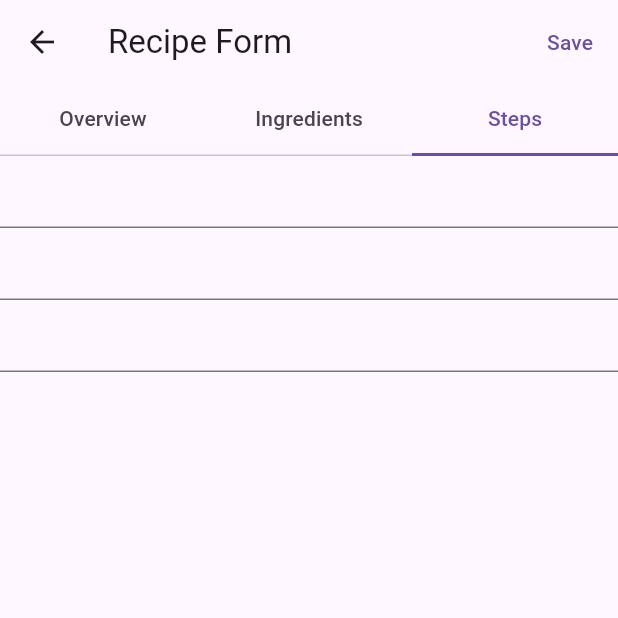
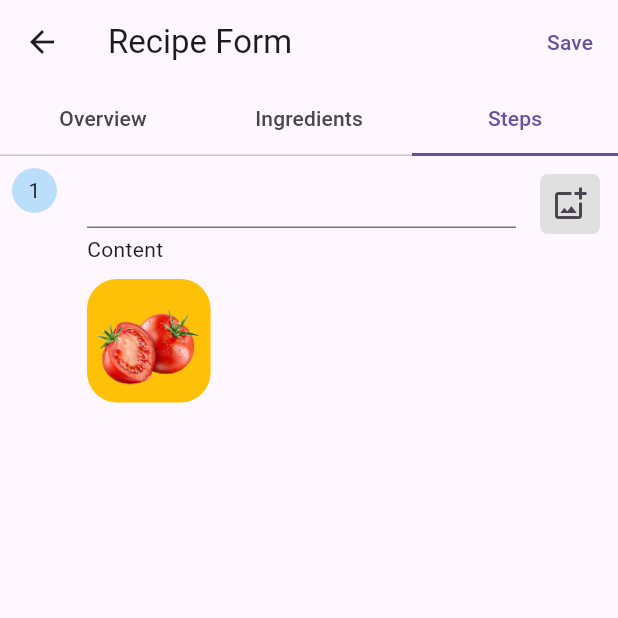
Before and after one commit to phihung17k/fridge_mobile, a Flutter app: the screen it shows after launch, on a phone screen of 412 x 824 dp, the top half of it. Run offline on Flutter 3.47's test engine with Material 3 defaults, Android fonts, the phone set to English and light mode, and no system bars; our stand-ins replace equatable, get_it, rxdart.

Commit message:
add file picker

```diff
--- a/lib/pages/recipe_form/steps_form.dart
+++ b/lib/pages/recipe_form/steps_form.dart
@@ -12,19 +12,105 @@ class _StepsFormState extends State<StepsForm> {
   @override
   Widget build(BuildContext context) {
     return ReorderableListView.builder(
-      itemCount: 3,
+      itemCount: 1,
+      shrinkWrap: true,
+      padding: const EdgeInsets.all(8.0),
       itemBuilder: (context, index) {
-        return Column(
+        return Row(
           key: ValueKey("reorder $index"),
+          crossAxisAlignment: CrossAxisAlignment.start,
           children: [
-            TextField(
-              maxLines: null,
+            Container(
+              margin: const EdgeInsets.only(right: 20),
+              constraints: const BoxConstraints(
+                minHeight: 30,
+                minWidth: 30,
+              ),
+              decoration: BoxDecoration(
+                shape: BoxShape.circle,
+                color: Theme.of(context).primaryColorLight,
+              ),
+              child: const Center(child: Text("1")),
+            ),
+            Expanded(
+              child: Column(
+                children: [
+                  Row(
+                    crossAxisAlignment: CrossAxisAlignment.start,
+                    children: [
+                      Expanded(
+                        child: TextField(
+                          decoration: const InputDecoration(
+                            isDense: true,
+                            contentPadding: EdgeInsets.symmetric(vertical: 8),
+                          ),
+                          maxLines: null,
+                          maxLength: 500,
+                          buildCounter: (
+                            context, {
+                            required currentLength,
+                            required isFocused,
+                            required maxLength,
+                          }) {
+                            return Row(
+                              children: [
+                                Text(
+                                  isFocused ? 'Content ($currentLength/$maxLength)' : 'Content',
+                                ),
+                              ],
+                            );
+                          },
+                        ),
+                      ),
+                      Padding(
+                        padding: const EdgeInsets.only(left: 12.0),
+                        child: IconButton(
+                          onPressed: () {},
+                          icon: const Icon(Icons.add_photo_alternate_outlined),
+                          style: IconButton.styleFrom(
+                            backgroundColor: Colors.grey.shade300,
+                            shape: RoundedRectangleBorder(borderRadius: BorderRadius.circular(5)),
+                          ),
+                        ),
+                      )
+                    ],
+                  ),
+                  const SizedBox(height: 10),
+                  Row(
+                    children: [
+                      Container(
+                        margin: const EdgeInsets.only(right: 10),
+                        decoration: BoxDecoration(
+                          shape: BoxShape.rectangle,
+                          color: Colors.amber,
+                          borderRadius: BorderRadius.circular(20),
+                        ),
+                        child: Image(
+                          image: const AssetImage("assets/images/tomato.png"),
+                          height: MediaQuery.sizeOf(context).height / 10,
+                        ),
+                      ),
+                      // Container(
+                      //   margin: const EdgeInsets.only(right: 10),
+                      //   decoration: BoxDecoration(
+                      //     shape: BoxShape.rectangle,
+                      //     color: Colors.amber,
+                      //     borderRadius: BorderRadius.circular(20),
+                      //   ),
+                      //   child: Image(
+                      //     image: const AssetImage("assets/images/tomato.png"),
+                      //     height: MediaQuery.sizeOf(context).height / 10,
+                      //   ),
+                      // ),
+                    ],
+                  )
+                ],
+              ),
             )
           ],
         );
       },
       onReorder: (oldIndex, newIndex) {},
     );
-    // return AlphabetListScroll();
   }
 }
--- a/pubspec.yaml
+++ b/pubspec.yaml
@@ -38,6 +38,7 @@ dependencies:
   get_it: ^7.7.0
   rxdart: ^0.28.0
   equatable: ^2.0.5
+  image_picker: ^1.1.2
 
 dev_dependencies:
   flutter_test:
```
Also changed, not shown: pubspec.lock.
